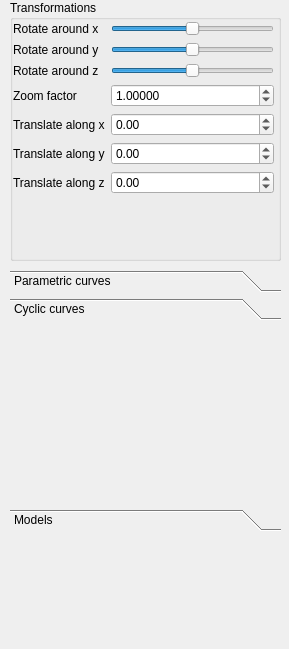
Qt form GUI/SideWidget.ui (SzaszSzilard/BBTE-Graphics) before a commit.
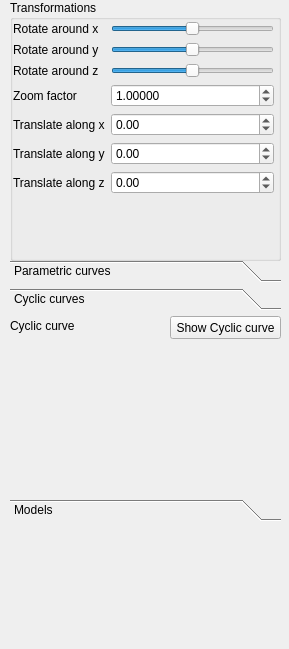
The same form after that commit. The open tabs and pages were chosen to show the change.

Commit message: Functions added to render/init curves + updated UI.

The edit to the form file:
```diff
--- a/GUI/SideWidget.ui
+++ b/GUI/SideWidget.ui
@@ -224,7 +224,7 @@
    <property name="geometry">
     <rect>
      <x>10</x>
-     <y>270</y>
+     <y>260</y>
      <width>271</width>
      <height>261</height>
     </rect>
@@ -313,6 +313,35 @@
     <attribute name="label">
      <string>Cyclic curves</string>
     </attribute>
+    <widget class="QLabel" name="label_9">
+     <property name="geometry">
+      <rect>
+       <x>0</x>
+       <y>0</y>
+       <width>81</width>
+       <height>20</height>
+      </rect>
+     </property>
+     <property name="text">
+      <string>Cyclic curve</string>
+     </property>
+     <property name="buddy">
+      <cstring>pc_combo</cstring>
+     </property>
+    </widget>
+    <widget class="QPushButton" name="pushButton">
+     <property name="geometry">
+      <rect>
+       <x>160</x>
+       <y>0</y>
+       <width>111</width>
+       <height>23</height>
+      </rect>
+     </property>
+     <property name="text">
+      <string>Show Cyclic curve</string>
+     </property>
+    </widget>
    </widget>
    <widget class="QWidget" name="page_3">
     <property name="geometry">
```
Left out of the diff: 2 changed lines with no effect on the pictures. The commit also changes 3 other files.
